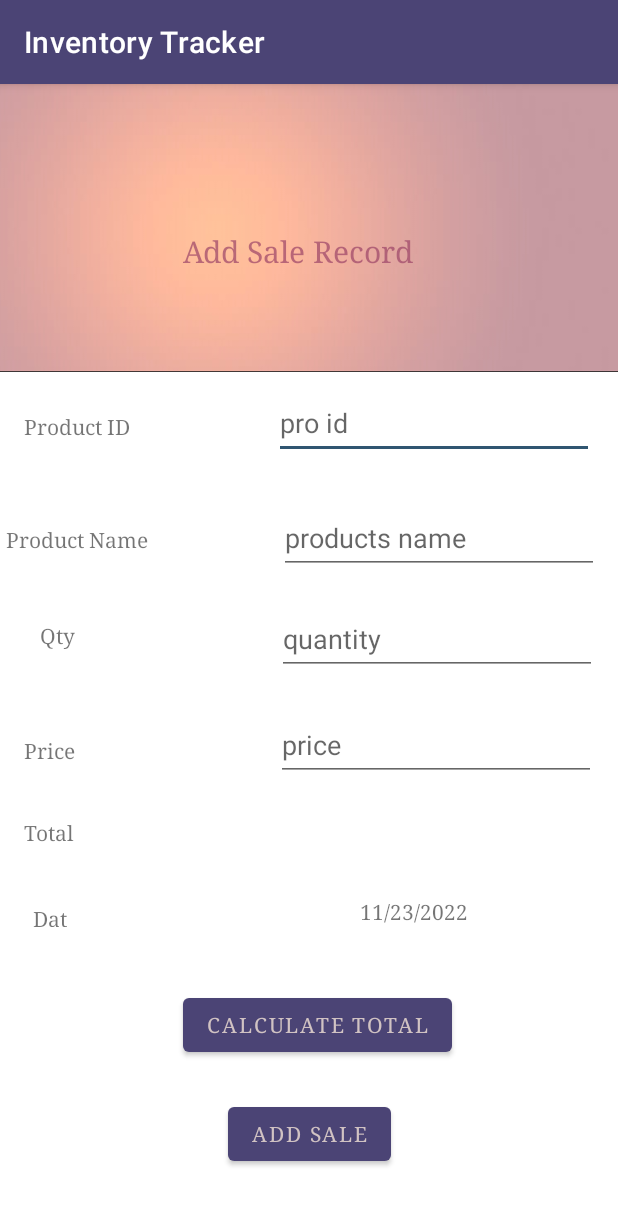
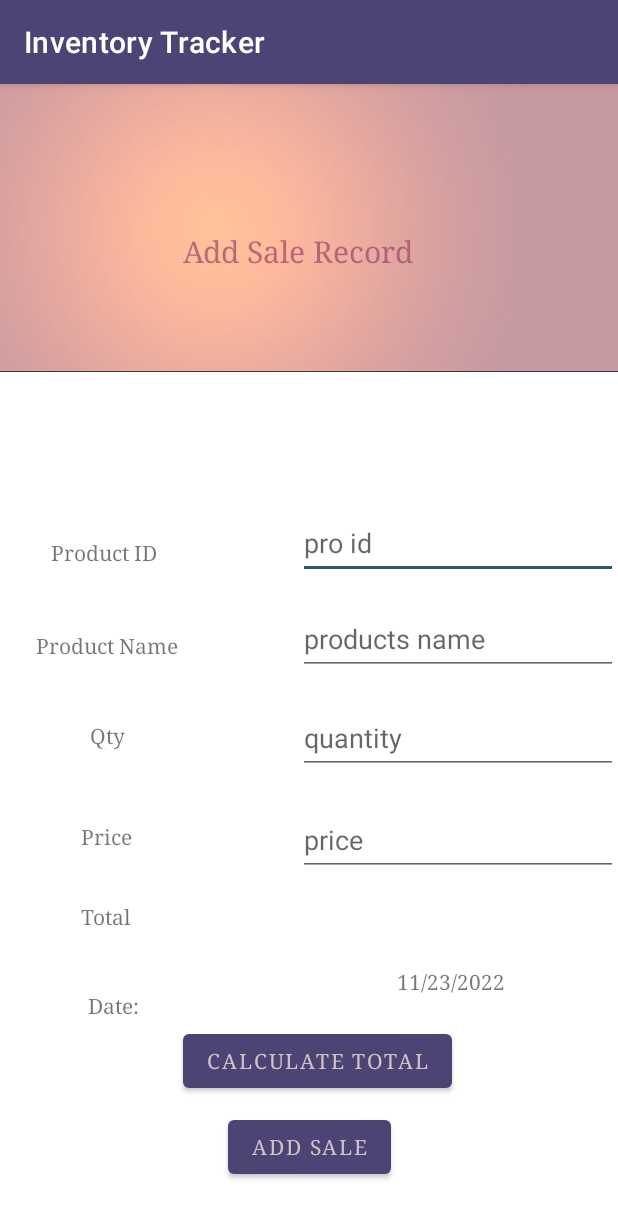
Before and after one commit to jacqeinz/Team-Project-CS-458, an Android app: the addSale screen opened directly, with no data from a screen before it, on a phone screen of 412 x 824 dp. Shown: the top 1218 px of the screen. Run offline under Robolectric (Android 15) with nearby library versions, the light colour scheme and no system bars.

Commit message:
Correct constraints

```diff
--- a/app/src/main/res/layout/activity_add_sale.xml
+++ b/app/src/main/res/layout/activity_add_sale.xml
@@ -28,7 +28,7 @@
         app:layout_constraintEnd_toEndOf="parent"
         app:layout_constraintStart_toStartOf="parent"
         app:layout_constraintTop_toTopOf="parent"
-        app:layout_constraintVertical_bias="0.939" />
+        app:layout_constraintVertical_bias="0.951" />
 
     <EditText
         android:id="@+id/pid"
@@ -40,10 +40,10 @@
         android:minHeight="48dp"
         app:layout_constraintBottom_toBottomOf="parent"
         app:layout_constraintEnd_toEndOf="parent"
-        app:layout_constraintHorizontal_bias="0.92"
+        app:layout_constraintHorizontal_bias="1.0"
         app:layout_constraintStart_toStartOf="parent"
         app:layout_constraintTop_toTopOf="parent"
-        app:layout_constraintVertical_bias="0.281" />
+        app:layout_constraintVertical_bias="0.392" />
 
     <EditText
         android:id="@+id/pname"
@@ -55,10 +55,10 @@
         android:minHeight="48dp"
         app:layout_constraintBottom_toBottomOf="parent"
         app:layout_constraintEnd_toEndOf="parent"
-        app:layout_constraintHorizontal_bias="0.935"
+        app:layout_constraintHorizontal_bias="1.0"
         app:layout_constraintStart_toStartOf="parent"
         app:layout_constraintTop_toTopOf="parent"
-        app:layout_constraintVertical_bias="0.387" />
+        app:layout_constraintVertical_bias="0.481" />
 
     <EditText
         android:id="@+id/proqty"
@@ -70,10 +70,10 @@
         android:minHeight="48dp"
         app:layout_constraintBottom_toBottomOf="parent"
         app:layout_constraintEnd_toEndOf="parent"
-        app:layout_constraintHorizontal_bias="0.93"
+        app:layout_constraintHorizontal_bias="1.0"
         app:layout_constraintStart_toStartOf="parent"
         app:layout_constraintTop_toTopOf="parent"
-        app:layout_constraintVertical_bias="0.481" />
+        app:layout_constraintVertical_bias="0.572" />
 
     <EditText
         android:id="@+id/proprice"
@@ -85,10 +85,10 @@
         android:minHeight="48dp"
         app:layout_constraintBottom_toBottomOf="parent"
         app:layout_constraintEnd_toEndOf="parent"
-        app:layout_constraintHorizontal_bias="0.925"
+        app:layout_constraintHorizontal_bias="1.0"
         app:layout_constraintStart_toStartOf="parent"
         app:layout_constraintTop_toTopOf="parent"
-        app:layout_constraintVertical_bias="0.579" />
+        app:layout_constraintVertical_bias="0.667" />
 
     <TextView
         android:id="@+id/textView5"
@@ -98,10 +98,10 @@
         android:text="Product ID"
         app:layout_constraintBottom_toBottomOf="parent"
         app:layout_constraintEnd_toEndOf="parent"
-        app:layout_constraintHorizontal_bias="0.047"
+        app:layout_constraintHorizontal_bias="0.1"
         app:layout_constraintStart_toStartOf="parent"
         app:layout_constraintTop_toTopOf="parent"
-        app:layout_constraintVertical_bias="0.292" />
+        app:layout_constraintVertical_bias="0.404" />
 
     <TextView
         android:id="@+id/textView6"
@@ -111,10 +111,10 @@
         android:text="Qty"
         app:layout_constraintBottom_toBottomOf="parent"
         app:layout_constraintEnd_toEndOf="parent"
-        app:layout_constraintHorizontal_bias="0.069"
+        app:layout_constraintHorizontal_bias="0.154"
         app:layout_constraintStart_toStartOf="parent"
         app:layout_constraintTop_toTopOf="parent"
-        app:layout_constraintVertical_bias="0.478" />
+        app:layout_constraintVertical_bias="0.567" />
 
     <TextView
         android:id="@+id/textView8"
@@ -124,10 +124,10 @@
         android:text="Product Name"
         app:layout_constraintBottom_toBottomOf="parent"
         app:layout_constraintEnd_toEndOf="parent"
-        app:layout_constraintHorizontal_bias="0.012"
+        app:layout_constraintHorizontal_bias="0.076"
         app:layout_constraintStart_toStartOf="parent"
         app:layout_constraintTop_toTopOf="parent"
-        app:layout_constraintVertical_bias="0.393" />
+        app:layout_constraintVertical_bias="0.487" />
 
     <TextView
         android:id="@+id/textView9"
@@ -137,10 +137,10 @@
         android:text="Price"
         app:layout_constraintBottom_toBottomOf="parent"
         app:layout_constraintEnd_toEndOf="parent"
-        app:layout_constraintHorizontal_bias="0.042"
+        app:layout_constraintHorizontal_bias="0.143"
         app:layout_constraintStart_toStartOf="parent"
         app:layout_constraintTop_toTopOf="parent"
-        app:layout_constraintVertical_bias="0.581" />
+        app:layout_constraintVertical_bias="0.657" />
 
     <TextView
         android:id="@+id/textView10"
@@ -150,10 +150,10 @@
         android:text="Total"
         app:layout_constraintBottom_toBottomOf="parent"
         app:layout_constraintEnd_toEndOf="parent"
-        app:layout_constraintHorizontal_bias="0.042"
+        app:layout_constraintHorizontal_bias="0.143"
         app:layout_constraintStart_toStartOf="parent"
         app:layout_constraintTop_toTopOf="parent"
-        app:layout_constraintVertical_bias="0.654" />
+        app:layout_constraintVertical_bias="0.728" />
 
     <Button
         android:id="@+id/calcSale"
@@ -166,20 +166,20 @@
         app:layout_constraintHorizontal_bias="0.524"
         app:layout_constraintStart_toStartOf="parent"
         app:layout_constraintTop_toTopOf="parent"
-        app:layout_constraintVertical_bias="0.838" />
+        app:layout_constraintVertical_bias="0.871" />
 
     <TextView
         android:id="@+id/textView20"
-        android:layout_width="28dp"
-        android:layout_height="15dp"
+        android:layout_width="wrap_content"
+        android:layout_height="wrap_content"
         android:fontFamily="serif"
         android:text="Date:"
         app:layout_constraintBottom_toBottomOf="parent"
         app:layout_constraintEnd_toEndOf="parent"
-        app:layout_constraintHorizontal_bias="0.057"
+        app:layout_constraintHorizontal_bias="0.156"
         app:layout_constraintStart_toStartOf="parent"
         app:layout_constraintTop_toTopOf="parent"
-        app:layout_constraintVertical_bias="0.726" />
+        app:layout_constraintVertical_bias="0.808" />
 
     <TextView
         android:id="@+id/date"
@@ -188,10 +188,10 @@
         android:fontFamily="serif"
         app:layout_constraintBottom_toBottomOf="parent"
         app:layout_constraintEnd_toEndOf="parent"
-        app:layout_constraintHorizontal_bias="0.705"
+        app:layout_constraintHorizontal_bias="0.778"
         app:layout_constraintStart_toStartOf="parent"
         app:layout_constraintTop_toTopOf="parent"
-        app:layout_constraintVertical_bias="0.724" />
+        app:layout_constraintVertical_bias="0.786" />
 
     <TextView
         android:id="@+id/title"
@@ -215,8 +215,8 @@
         android:fontFamily="serif"
         app:layout_constraintBottom_toBottomOf="parent"
         app:layout_constraintEnd_toEndOf="parent"
-        app:layout_constraintHorizontal_bias="0.699"
+        app:layout_constraintHorizontal_bias="0.773"
         app:layout_constraintStart_toStartOf="parent"
         app:layout_constraintTop_toTopOf="parent"
-        app:layout_constraintVertical_bias="0.651" />
+        app:layout_constraintVertical_bias="0.725" />
 </androidx.constraintlayout.widget.ConstraintLayout>
```
Also changed, not shown: app/src/main/java/com/example/inventorytracker/addProduct.java (+4 -3 lines), app/src/main/res/layout/activity_product.xml (+16 -18 lines).
